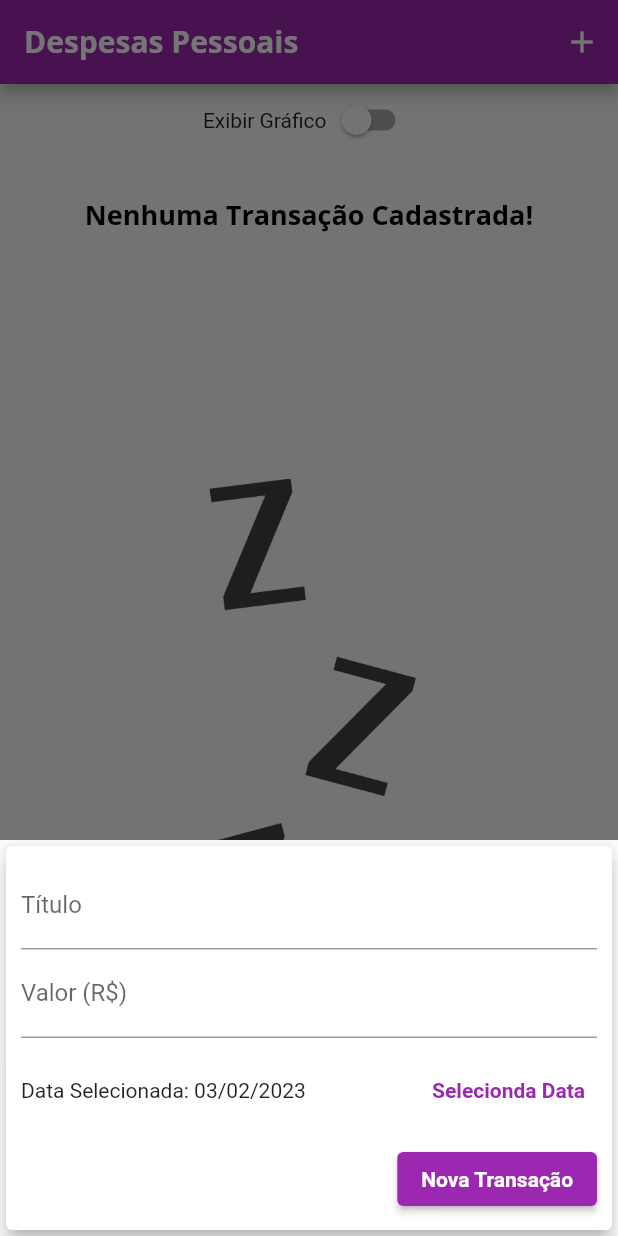
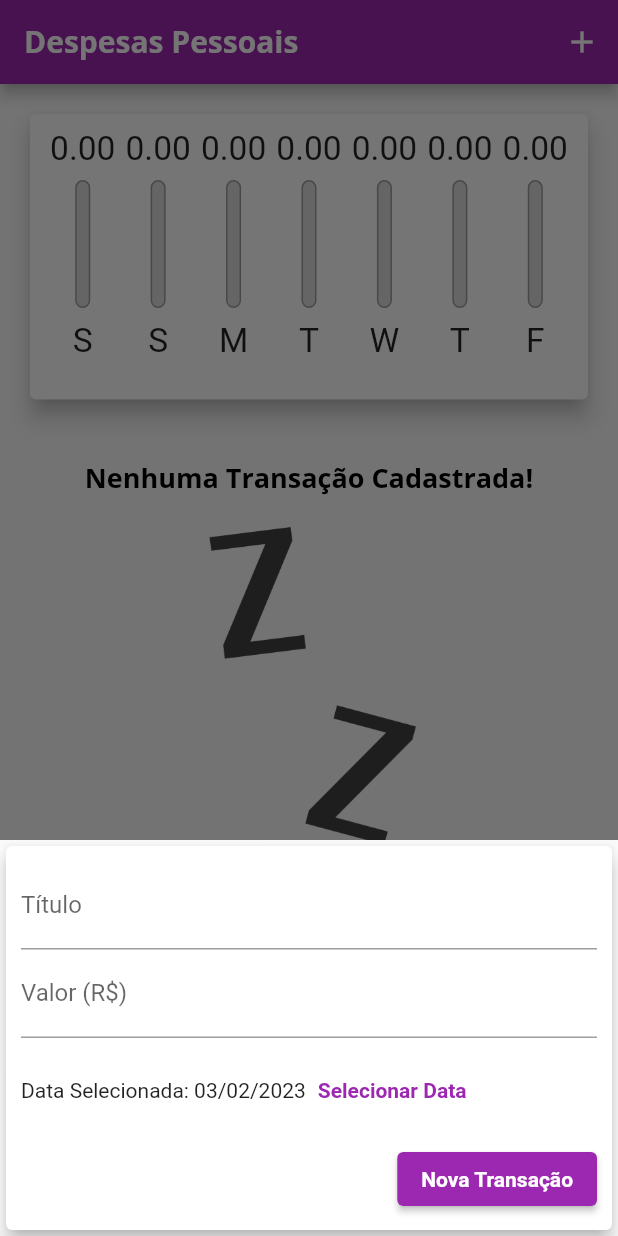
Before and after one commit to davicezarborgesdeveloper/expenses, a Flutter app: the screen it shows after launch, after a tap on the "add" icon, on a phone screen of 412 x 824 dp. Run offline on Flutter 3.47's test engine with Material 2 defaults, Android fonts, the phone set to English and light mode, and no system bars.

Commit message:
finalização

```diff
--- /dev/null
+++ b/lib/components/adaptative_button.dart
@@ -0,0 +1,36 @@
+import 'dart:io';
+import 'package:flutter/cupertino.dart';
+import 'package:flutter/material.dart';
+
+class AdaptativeButton extends StatelessWidget {
+  final String label;
+  final Function() onPressed;
+
+  const AdaptativeButton(
+    this.label,
+    this.onPressed, {
+    Key? key,
+  }) : super(key: key);
+
+  @override
+  Widget build(BuildContext context) {
+    return Platform.isIOS
+        ? CupertinoButton(
+            child: Text(label),
+            onPressed: onPressed,
+            color: Theme.of(context).colorScheme.primary,
+            padding: const EdgeInsets.symmetric(
+              horizontal: 20,
+            ),
+          )
+        : ElevatedButton(
+            child: Text(
+              label,
+              style: TextStyle(
+                color: Theme.of(context).textTheme.button?.color,
+              ),
+            ),
+            onPressed: onPressed,
+          );
+  }
+}
--- /dev/null
+++ b/lib/components/adaptative_date_picker.dart
@@ -0,0 +1,66 @@
+import 'dart:io';
+import 'package:flutter/cupertino.dart';
+import 'package:flutter/material.dart';
+import 'package:intl/intl.dart';
+
+class AdaptativeDatePicker extends StatelessWidget {
+  final DateTime? selectedDate;
+  final Function(DateTime)? onDateChanged;
+
+  const AdaptativeDatePicker({
+    this.selectedDate,
+    this.onDateChanged,
+    Key? key,
+  }) : super(key: key);
+
+  _showDatePicker(BuildContext context) {
+    showDatePicker(
+      context: context,
+      initialDate: DateTime.now(),
+      firstDate: DateTime(2019),
+      lastDate: DateTime.now(),
+    ).then((pickedDate) {
+      if (pickedDate == null) {
+        return;
+      }
+
+      onDateChanged!(pickedDate);
+    });
+  }
+
+  @override
+  Widget build(BuildContext context) {
+    return Platform.isIOS
+        ? SizedBox(
+            height: 180,
+            child: CupertinoDatePicker(
+              mode: CupertinoDatePickerMode.date,
+              initialDateTime: DateTime.now(),
+              minimumDate: DateTime(2019),
+              maximumDate: DateTime.now(),
+              onDateTimeChanged: onDateChanged!,
+            ),
+          )
+        : SizedBox(
+            height: 70,
+            child: Row(
+              children: <Widget>[
+                Text(
+                  selectedDate == null
+                      ? 'Nenhuma data selecionada!'
+                      : 'Data Selecionada: ${DateFormat('dd/MM/y').format(selectedDate!)}',
+                ),
+                TextButton(
+                  child: const Text(
+                    'Selecionar Data',
+                    style: TextStyle(
+                      fontWeight: FontWeight.bold,
+                    ),
+                  ),
+                  onPressed: () => _showDatePicker(context),
+                )
+              ],
+            ),
+          );
+  }
+}
--- /dev/null
+++ b/lib/components/adaptative_text_field.dart
@@ -0,0 +1,46 @@
+import 'dart:io';
+import 'package:flutter/cupertino.dart';
+import 'package:flutter/material.dart';
+
+class AdaptativeTextField extends StatelessWidget {
+  final String? label;
+  final TextEditingController? controller;
+  final TextInputType keyboardType;
+  final Function(String)? onSubmitted;
+
+  const AdaptativeTextField({
+    this.label,
+    this.controller,
+    this.keyboardType = TextInputType.text,
+    this.onSubmitted,
+    Key? key,
+  }) : super(key: key);
+
+  @override
+  Widget build(BuildContext context) {
+    return Platform.isIOS
+        ? Padding(
+            padding: const EdgeInsets.only(
+              bottom: 10,
+            ),
+            child: CupertinoTextField(
+              controller: controller,
+              keyboardType: keyboardType,
+              onSubmitted: onSubmitted,
+              placeholder: label,
+              padding: const EdgeInsets.symmetric(
+                horizontal: 6,
+                vertical: 12,
+              ),
+            ),
+          )
+        : TextField(
+            controller: controller,
+            keyboardType: keyboardType,
+            onSubmitted: onSubmitted,
+            decoration: InputDecoration(
+              labelText: label,
+            ),
+          );
+  }
+}
--- a/lib/components/transaction_form.dart
+++ b/lib/components/transaction_form.dart
@@ -1,9 +1,12 @@
 import 'package:flutter/material.dart';
-import 'package:intl/intl.dart';
+import 'adaptative_button.dart';
+import 'adaptative_text_field.dart';
+import 'adaptative_date_picker.dart';
 
 class TransactionForm extends StatefulWidget {
   final void Function(String, double, DateTime) onSubmit;
-  TransactionForm(this.onSubmit, {super.key});
+
+  const TransactionForm(this.onSubmit, {Key? key}) : super(key: key);
 
   @override
   State<TransactionForm> createState() => _TransactionFormState();
@@ -11,88 +14,66 @@ class TransactionForm extends StatefulWidget {
 
 class _TransactionFormState extends State<TransactionForm> {
   final _titleController = TextEditingController();
-
   final _valueController = TextEditingController();
-  DateTime _selectedDate = DateTime.now();
+  DateTime? _selectedDate = DateTime.now();
 
   _submitForm() {
     final title = _titleController.text;
-    final value = double.tryParse(_valueController.text) ?? 0.0;
-    if (title.isEmpty || value <= 0) return;
+    final value = double.tryParse(_valueController.text) ?? 0;
 
-    widget.onSubmit(title, value, _selectedDate);
-  }
-
-  _showDatePicker() {
-    showDatePicker(
-            context: context,
-            initialDate: DateTime.now(),
-            firstDate: DateTime(2019),
-            lastDate: DateTime.now())
-        .then((pickedDate) {
-      if (pickedDate == null) {
+    if (title.isEmpty || value <= 0 || _selectedDate == null) {
       return;
     }
 
-      setState(() {
-        _selectedDate = pickedDate;
-      });
-    });
+    widget.onSubmit(title, value, _selectedDate!);
   }
 
   @override
   Widget build(BuildContext context) {
-    return Card(
+    return SingleChildScrollView(
+      child: Card(
         elevation: 5,
-      child: Container(
-        padding: EdgeInsets.all(10),
-        child: Column(mainAxisSize: MainAxisSize.min, children: [
-          TextField(
+        child: Padding(
+          padding: EdgeInsets.only(
+            top: 10,
+            right: 10,
+            left: 10,
+            bottom: 10 + MediaQuery.of(context).viewInsets.bottom,
+          ),
+          child: Column(
+            children: [
+              AdaptativeTextField(
+                label: 'Título',
                 controller: _titleController,
-            onSubmitted: (value) => _submitForm(),
-            decoration: InputDecoration(labelText: 'Título'),
+                onSubmitted: (_) => _submitForm,
               ),
-          TextField(
+              AdaptativeTextField(
+                label: 'Valor (R\$)',
                 controller: _valueController,
-            keyboardType: TextInputType.numberWithOptions(decimal: true),
-            onSubmitted: (value) => _submitForm(),
-            decoration: InputDecoration(labelText: 'Valor (R\$)'),
+                keyboardType:
+                    const TextInputType.numberWithOptions(decimal: true),
+                onSubmitted: (_) => _submitForm,
               ),
-          Container(
-            height: 70,
-            child: Row(
-              children: [
-                Expanded(
-                  child: Text(_selectedDate == null
-                      ? 'Nenhuma data selecionada!'
-                      : 'Data Selecionada: ${DateFormat('dd/MM/y').format(_selectedDate!)}'),
+              AdaptativeDatePicker(
+                selectedDate: _selectedDate,
+                onDateChanged: (newDate) {
+                  setState(() {
+                    _selectedDate = newDate;
+                  });
+                },
               ),
-                TextButton(
-                  onPressed: _showDatePicker,
-                  child: Text(
-                    'Selecionda Data',
-                    style: TextStyle(
-                        color: Theme.of(context).colorScheme.primary,
-                        fontWeight: FontWeight.bold),
+              Row(
+                mainAxisAlignment: MainAxisAlignment.end,
+                children: <Widget>[
+                  AdaptativeButton(
+                    'Nova Transação',
+                    _submitForm,
                   ),
-                )
+                ],
+              ),
             ],
           ),
         ),
-          Row(
-            mainAxisAlignment: MainAxisAlignment.end,
-            children: [
-              ElevatedButton(
-                onPressed: _submitForm,
-                child: Text(
-                  'Nova Transação',
-                  style: TextStyle(
-                      color: Colors.white, fontWeight: FontWeight.bold),
-                ),
-              ),
-            ],
-          )
-        ]),
       ),
     );
   }
--- a/lib/components/transaction_list.dart
+++ b/lib/components/transaction_list.dart
@@ -1,29 +1,29 @@
-import 'package:expanses/models/transaction.dart';
 import 'package:flutter/material.dart';
-import 'package:intl/intl.dart';
+import './transaction_item.dart';
+import '../models/transaction.dart';
 
 class TransactionList extends StatelessWidget {
-  List<Transaction> transactions;
+  final List<Transaction> transactions;
   final void Function(String) onRemove;
-  TransactionList(this.transactions, this.onRemove, {super.key});
+
+  const TransactionList(this.transactions, this.onRemove, {Key? key})
+      : super(key: key);
 
   @override
   Widget build(BuildContext context) {
     return transactions.isEmpty
-        ? LayoutBuilder(builder: (ctx, constraint) {
+        ? LayoutBuilder(
+            builder: (ctx, constraints) {
               return Column(
                 children: [
-                SizedBox(height: constraint.maxHeight * 0.05),
-                Container(
-                  height: constraint.maxHeight * 0.3,
-                  child: Text(
+                  const SizedBox(height: 20),
+                  Text(
                     'Nenhuma Transação Cadastrada!',
                     style: Theme.of(context).textTheme.headline6,
                   ),
-                ),
-                SizedBox(height: constraint.maxHeight * 0.05),
-                Container(
-                  height: constraint.maxHeight * 0.6,
+                  const SizedBox(height: 20),
+                  SizedBox(
+                    height: constraints.maxHeight * 0.6,
                     child: Image.asset(
                       'assets/images/waiting.png',
                       fit: BoxFit.cover,
@@ -31,40 +31,27 @@ class TransactionList extends StatelessWidget {
                   ),
                 ],
               );
-          })
+            },
+          )
         : ListView.builder(
             itemCount: transactions.length,
-            itemBuilder: (_, index) {
+            itemBuilder: (ctx, index) {
               final tr = transactions[index];
-              return Card(
-                elevation: 5,
-                margin: EdgeInsets.symmetric(vertical: 8.0, horizontal: 5.0),
-                child: ListTile(
-                  leading: CircleAvatar(
-                    backgroundColor: Theme.of(context).colorScheme.primary,
-                    radius: 30,
-                    child: Padding(
-                      padding: const EdgeInsets.all(8.0),
-                      child: FittedBox(
-                          child: Text(
-                        'R\$${tr.value}',
-                        style: TextStyle(color: Colors.grey[100]),
-                      )),
-                    ),
-                  ),
-                  title: Text(
-                    tr.title,
-                    style: Theme.of(context).textTheme.headline6,
-                  ),
-                  subtitle: Text(DateFormat('d MMM y').format(tr.date)),
-                  trailing: IconButton(
-                    icon: Icon(Icons.delete),
-                    color: Theme.of(context).colorScheme.error,
-                    onPressed: () => onRemove(tr.id),
-                  ),
-                ),
+              return TransactionItem(
+                key: GlobalObjectKey(tr.id),
+                tr: tr,
+                onRemove: onRemove,
               );
             },
           );
+    // ListView(
+    //     children: transactions.map((tr) {
+    //       return TransactionItem(
+    //         key: ValueKey(tr.id),
+    //         tr: tr,
+    //         onRemove: onRemove,
+    //       );
+    //     }).toList(),
+    //   );
   }
 }
--- a/lib/main.dart
+++ b/lib/main.dart
@@ -1,50 +1,42 @@
+import 'dart:math';
 import 'dart:io';
-import 'dart:math';
 
-import 'package:desktop_window/desktop_window.dart';
-import 'package:expanses/components/chart.dart';
-import 'package:expanses/components/transaction_form.dart';
-import 'package:expanses/components/transaction_list.dart';
-import 'package:expanses/models/transaction.dart';
 import 'package:flutter/material.dart';
+import 'package:flutter/cupertino.dart';
 
-var screenHeight = 0.0;
-var screenWidth = 0.0;
-void main() async {
-  WidgetsFlutterBinding.ensureInitialized();
-  await setWindowSizeDesktop();
-  runApp(ExpensesApp());
-}
+import 'components/transaction_form.dart';
+import 'components/transaction_list.dart';
+import 'components/chart.dart';
+import 'models/transaction.dart';
 
-setWindowSizeDesktop() async {
-  if (Platform.isWindows) {
-    screenWidth = 392.72727272727275;
-    screenHeight = 825.4545454545455;
-    await DesktopWindow.setWindowSize(Size(screenWidth, screenHeight));
-  }
-}
+main() => runApp(ExpensesApp());
 
 class ExpensesApp extends StatelessWidget {
+  ExpensesApp({Key? key}) : super(key: key);
+  final ThemeData tema = ThemeData();
+
   @override
   Widget build(BuildContext context) {
-    // SystemChrome.setPreferredOrientations([DeviceOrientation.portraitUp]);
-    final ThemeData tema = ThemeData();
     return MaterialApp(
-      debugShowCheckedModeBanner: false,
+      home: const MyHomePage(),
       theme: tema.copyWith(
         colorScheme: tema.colorScheme.copyWith(
           primary: Colors.purple,
           secondary: Colors.amber,
         ),
         textTheme: tema.textTheme.copyWith(
-          headline6: TextStyle(
+          headline6: const TextStyle(
             fontFamily: 'OpenSans',
             fontSize: 18,
             fontWeight: FontWeight.bold,
             color: Colors.black,
           ),
+          button: const TextStyle(
+            color: Colors.white,
+            fontWeight: FontWeight.bold,
           ),
-        appBarTheme: AppBarTheme(
+        ),
+        appBarTheme: const AppBarTheme(
           titleTextStyle: TextStyle(
             fontFamily: 'OpenSans',
             fontSize: 20,
@@ -52,7 +44,6 @@ class ExpensesApp extends StatelessWidget {
           ),
         ),
       ),
-      home: MyHomePage(),
     );
   }
 }
@@ -70,7 +61,9 @@ class _MyHomePageState extends State<MyHomePage> {
 
   List<Transaction> get _recentTransactions {
     return _transactions.where((tr) {
-      return tr.date.isAfter(DateTime.now().subtract(const Duration(days: 7)));
+      return tr.date.isAfter(DateTime.now().subtract(
+        const Duration(days: 7),
+      ));
     }).toList();
   }
 
@@ -85,6 +78,7 @@ class _MyHomePageState extends State<MyHomePage> {
     setState(() {
       _transactions.add(newTransaction);
     });
+
     Navigator.of(context).pop();
   }
 
@@ -99,74 +93,108 @@ class _MyHomePageState extends State<MyHomePage> {
       context: context,
       builder: (_) {
         return TransactionForm(_addTransaction);
-        });
+      },
+    );
   }
 
-  _changeOrientation() async {
-    var auxSize = 0.0;
-    auxSize = screenHeight;
-    screenHeight = screenWidth;
-    screenWidth = auxSize;
-    await DesktopWindow.setWindowSize(Size(screenWidth, screenHeight));
+  Widget _getIconButton(IconData icon, Function() fn) {
+    return Platform.isIOS
+        ? GestureDetector(onTap: fn, child: Icon(icon))
+        : IconButton(icon: Icon(icon), onPressed: fn);
   }
 
   @override
   Widget build(BuildContext context) {
-    final appBar = AppBar(
-      title: Text(
-        'Despesas Pessoais',
-        // style: TextStyle(fontSize: 10 * MediaQuery.of(context).textScaleFactor),
+    final mediaQuery = MediaQuery.of(context);
+    bool isLandscape = mediaQuery.orientation == Orientation.landscape;
+
+    final iconList = Platform.isIOS ? CupertinoIcons.refresh : Icons.list;
+    final chartList =
+        Platform.isIOS ? CupertinoIcons.refresh : Icons.show_chart;
+
+    final actions = [
+      if (isLandscape)
+        _getIconButton(
+          _showChart ? iconList : chartList,
+          () {
+            setState(() {
+              _showChart = !_showChart;
+            });
+          },
         ),
-      actions: [
-        if (Platform.isWindows)
-          IconButton(
-            onPressed: () => _changeOrientation(),
-            icon: Icon(Icons.change_circle_outlined),
+      _getIconButton(
+        Platform.isIOS ? CupertinoIcons.add : Icons.add,
+        () => _openTransactionFormModal(context),
       ),
-        IconButton(
-          onPressed: () => _openTransactionFormModal(context),
-          icon: Icon(Icons.add),
-        )
-      ],
+    ];
+
+    final PreferredSizeWidget appBar = AppBar(
+      title: const Text('Despesas Pessoais'),
+      actions: actions,
     );
-    final availableHeight = MediaQuery.of(context).size.height -
+
+    final availableHeight = mediaQuery.size.height -
         appBar.preferredSize.height -
-        MediaQuery.of(context).padding.top;
+        mediaQuery.padding.top;
 
-    return Scaffold(
-      appBar: appBar,
-      body: SingleChildScrollView(
+    final bodyPage = SafeArea(
+      child: SingleChildScrollView(
         child: Column(
           crossAxisAlignment: CrossAxisAlignment.stretch,
           children: [
-            Row(
-              mainAxisAlignment: MainAxisAlignment.center,
-              children: [
-                Text('Exibir Gráfico'),
-                Switch(
-                    value: _showChart,
-                    onChanged: (value) {
-                      setState(() {
-                        _showChart = value;
-                      });
-                    }),
-              ],
+            // if (isLandscape)
+            //   Row(
+            //     mainAxisAlignment: MainAxisAlignment.center,
+            //     children: [
+            //       const Text('Exibir Gráfico'),
+            //       Switch.adaptive(
+            //         activeColor: Theme.of(context).colorScheme.secondary,
+            //         value: _showChart,
+            //         onChanged: (value) {
+            //           setState(() {
+            //             _showChart = value;
+            //           });
+            //         },
+            //       ),
+            //     ],
+            //   ),
+            if (_showChart || !isLandscape)
+              SizedBox(
+                height: availableHeight * (isLandscape ? 0.8 : 0.3),
+                child: Chart(_recentTransactions),
               ),
-            _showChart
-                ? Container(
-                    height: availableHeight * 0.3,
-                    child: Chart(_recentTransactions))
-                : Container(
-                    height: availableHeight * 0.7,
-                    child: TransactionList(_transactions, _removeTransaction)),
+            if (!_showChart || !isLandscape)
+              SizedBox(
+                height: availableHeight * (isLandscape ? 1 : 0.7),
+                child: TransactionList(_transactions, _removeTransaction),
+              ),
           ],
         ),
       ),
-      floatingActionButton: FloatingActionButton(
+    );
+
+    return Platform.isIOS
+        ? CupertinoPageScaffold(
+            navigationBar: CupertinoNavigationBar(
+              middle: const Text('Despesas Pessoais'),
+              trailing: Row(
+                mainAxisSize: MainAxisSize.min,
+                children: actions,
+              ),
+            ),
+            child: bodyPage,
+          )
+        : Scaffold(
+            appBar: appBar,
+            body: bodyPage,
+            floatingActionButton: Platform.isIOS
+                ? Container()
+                : FloatingActionButton(
+                    child: const Icon(Icons.add),
                     onPressed: () => _openTransactionFormModal(context),
-        child: Icon(Icons.add),
                   ),
-      floatingActionButtonLocation: FloatingActionButtonLocation.centerFloat,
+            floatingActionButtonLocation:
+                FloatingActionButtonLocation.centerFloat,
           );
   }
 }
```
Also changed, not shown: lib/components/transaction_item.dart (added, +88 -0 lines), 25 other files. Lines whose indentation alone changed are shown as unchanged.
